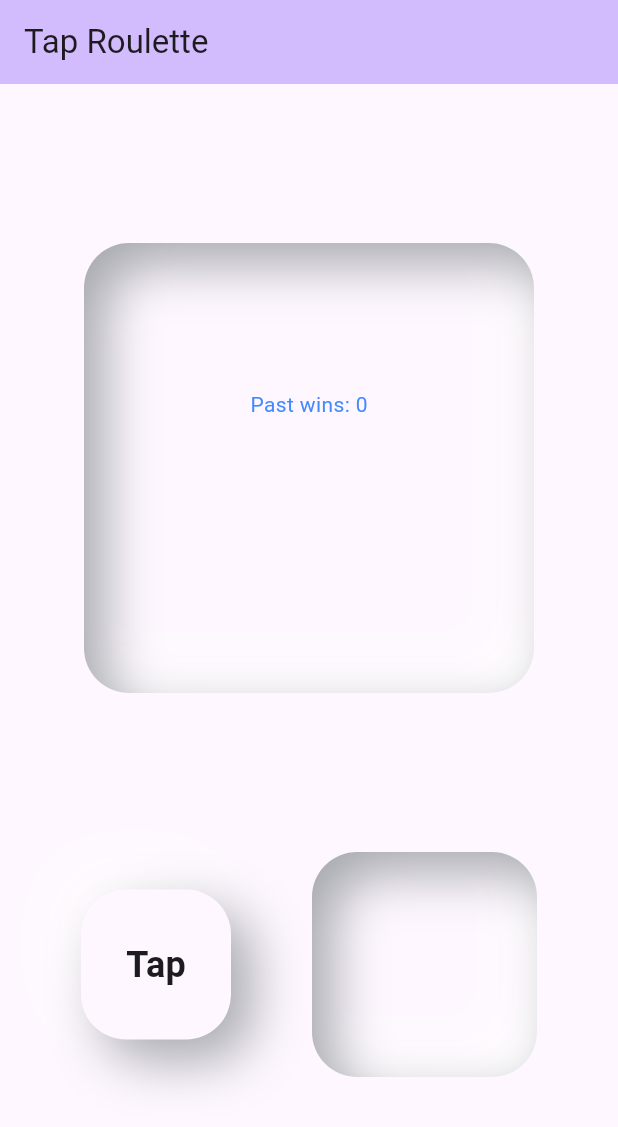
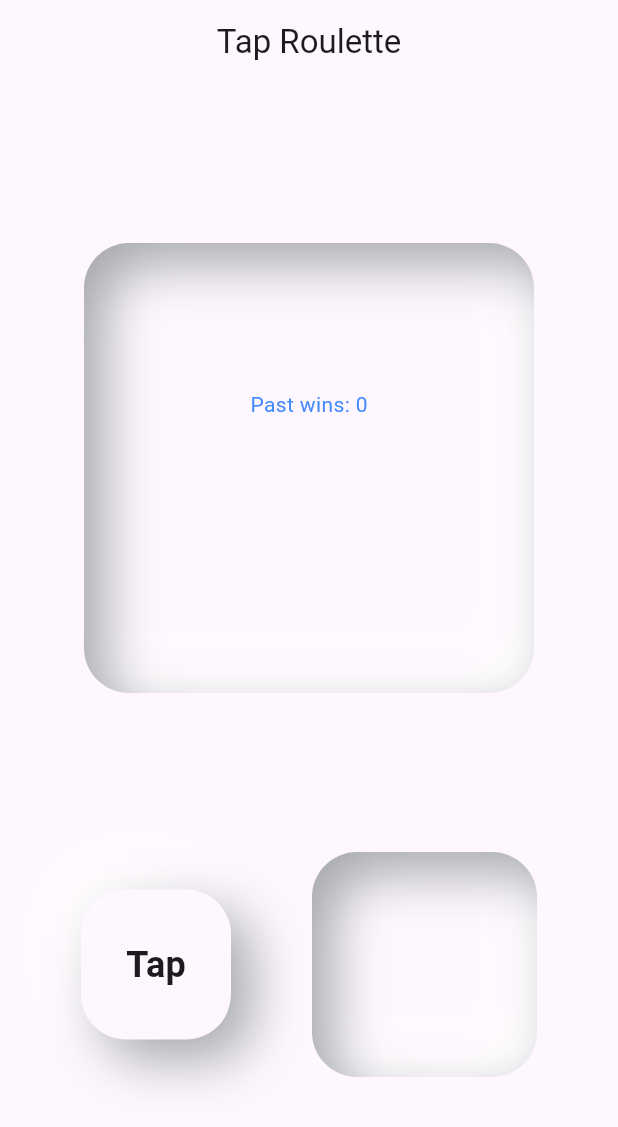
Before and after one commit to Michelphoenix98/tap_roulette, a Flutter app: the screen it shows after launch, on a phone screen of 412 x 824 dp. Shown: the top 1127 px of the screen. Run offline on Flutter 3.47's test engine with Material 3 defaults, Android fonts, the phone set to English and light mode, and no system bars; our stand-ins replace confetti, flutter_bloc, flutter_inset_box_shadow, freezed_annotation, hive; accounts and stored records are empty.

Commit message:
feat: Develop tap roulette

```diff
--- a/lib/main.dart
+++ b/lib/main.dart
@@ -3,8 +3,9 @@ import 'package:flutter_bloc/flutter_bloc.dart';
 import 'package:hive/hive.dart';
 import 'package:path/path.dart';
 import 'package:path_provider/path_provider.dart';
-import 'package:tap_roulette/src/home/repositories/count/count.dart';
 import 'package:tap_roulette/src/tap_roulette.dart';
+
+import 'src/home/repositories/repositories.dart';
 
 void main() async {
   WidgetsFlutterBinding.ensureInitialized();
--- a/lib/src/home/blocs/blocs.dart
+++ b/lib/src/home/blocs/blocs.dart
@@ -0,0 +1,2 @@
+export 'home_tap/home_tap_cubit.dart';
+export 'home_fetch/home_fetch_cubit.dart';
--- a/lib/src/home/blocs/home_tap/home_tap_cubit.dart
+++ b/lib/src/home/blocs/home_tap/home_tap_cubit.dart
@@ -46,6 +46,7 @@ class HomeTapCubit extends Cubit<HomeTapState> {
       emit(
         state.copyWith(
           result: HomeTapResult.normal,
+          randomNumber: null,
           isLoading: false,
         ),
       );
--- a/lib/src/home/repositories/repositories.dart
+++ b/lib/src/home/repositories/repositories.dart
@@ -1 +1 @@
-export 'count/count_repository.dart';
+export 'count/count.dart';
--- a/lib/src/home/views/tap_roulette_home_screen.dart
+++ b/lib/src/home/views/tap_roulette_home_screen.dart
@@ -19,16 +19,38 @@ class TapRouletteHomeScreen extends StatefulWidget {
   State<TapRouletteHomeScreen> createState() => _TapRouletteHomeScreenState();
 }
 
+class CustomAppBar extends StatelessWidget implements PreferredSizeWidget {
+  const CustomAppBar({super.key});
+
+  @override
+  Widget build(BuildContext context) {
+    return SafeArea(
+      child: Container(
+        color: Theme.of(context).scaffoldBackgroundColor, // Match Scaffold background color
+        child: Center(
+            child: Text(
+          'Tap Roulette',
+          style: Theme.of(context).textTheme.titleLarge,
+        )),
+      ),
+    );
+  }
+
+  @override
+  Size get preferredSize => const Size.fromHeight(kToolbarHeight);
+}
+
 class _TapRouletteHomeScreenState extends State<TapRouletteHomeScreen> {
   final confettiController = ConfettiController();
 
   @override
   Widget build(BuildContext context) {
     return Scaffold(
-      appBar: AppBar(
-        backgroundColor: Theme.of(context).colorScheme.inversePrimary,
-        title: Text(widget.title),
-      ),
+      // appBar: AppBar(
+      //   backgroundColor: Theme.of(context).colorScheme.inversePrimary,
+      //   title: Text(widget.title),
+      // ),
+      appBar: const CustomAppBar(),
       body: MultiBlocProvider(
         providers: [
           BlocProvider(
@@ -45,11 +67,11 @@ class _TapRouletteHomeScreenState extends State<TapRouletteHomeScreen> {
         child: Builder(builder: (context) {
           return BlocConsumer<HomeTapCubit, HomeTapState>(
             listener: (_, state) {
-              if (state.result != null && state.result == HomeTapResult.success) {
+              if (state.result == HomeTapResult.success) {
                 confettiController.play();
               }
 
-              if (state.result != null && state.result == HomeTapResult.normal) {
+              if (state.result == HomeTapResult.normal) {
                 confettiController.stop();
               }
             },
--- a/lib/src/home/views/views.dart
+++ b/lib/src/home/views/views.dart
@@ -0,0 +1 @@
+export 'tap_roulette_home_screen.dart';
--- a/lib/src/home/widgets/random_number_display.dart
+++ b/lib/src/home/widgets/random_number_display.dart
@@ -1,8 +1,5 @@
-import 'package:flutter/material.dart';
 import 'package:flutter/material.dart';
 import 'package:flutter_bloc/flutter_bloc.dart';
-import 'package:tap_roulette/src/app/utils/string_utils.dart';
-import 'package:tap_roulette/src/home/blocs/home_fetch/home_fetch_cubit.dart';
 import 'package:tap_roulette/src/home/blocs/home_tap/home_tap_cubit.dart';
 import 'package:tap_roulette/src/home/widgets/text_box.dart';
 
@@ -15,7 +12,10 @@ class RandomNumberDisplay extends StatelessWidget {
       return TextBox(
         height: 150,
         width: 150,
-        child: Text((state.randomNumber ?? '').toString(), style: const TextStyle(fontSize: 28)),
+        child: AnimatedSwitcher(
+            duration: const Duration(milliseconds: 100),
+            child: Text((state.randomNumber ?? '').toString(),
+                key: ValueKey(state.randomNumber), style: const TextStyle(fontSize: 28))),
       );
     });
   }
--- a/lib/src/home/widgets/roulette_outcome_display.dart
+++ b/lib/src/home/widgets/roulette_outcome_display.dart
@@ -20,10 +20,13 @@ class RouletteOutcomeDisplay extends StatelessWidget {
             BlocBuilder<HomeFetchCubit, HomeFetchState>(builder: (context, state) {
               return Text(
                 'Past wins: ${state.count.toString()}',
-                style: TextStyle(color: Colors.blueAccent),
+                style: const TextStyle(color: Colors.blueAccent),
               );
             }),
-            Column(
+            AnimatedSwitcher(
+              duration: const Duration(milliseconds: 500),
+              child: Column(
+                key: ValueKey(state.result),
                 children: [
                   Text(
                     state.result != HomeTapResult.normal
@@ -31,17 +34,18 @@ class RouletteOutcomeDisplay extends StatelessWidget {
                         : '',
                     style: const TextStyle(fontSize: 32),
                   ),
-              ],
-            ),
                   state.result == HomeTapResult.success
-                ? Icon(
+                      ? const Icon(
                           Icons.emoji_events,
                           color: Colors.black54,
                           size: 40,
                         )
-                : SizedBox(
+                      : const SizedBox(
                           width: 40,
                           height: 40,
+                        ),
+                ],
+              ),
             ),
           ],
         ),
--- a/lib/src/home/widgets/tap_button.dart
+++ b/lib/src/home/widgets/tap_button.dart
@@ -18,7 +18,7 @@ class _TapButtonState extends State<TapButton> {
   bool _isPressed = false;
   @override
   Widget build(BuildContext context) {
-    final _distance = _isPressed ? const Offset(5, 5) : const Offset(14, 14);
+    final distance = _isPressed ? const Offset(5, 5) : const Offset(14, 14);
     final double blur = _isPressed ? 5.0 : 30.0;
     return Listener(
       onPointerUp: (_) => setState(() => _isPressed = !_isPressed),
@@ -37,7 +37,7 @@ class _TapButtonState extends State<TapButton> {
             BoxShadow(
               blurRadius: blur,
               color: Colors.white,
-              offset: -_distance,
+              offset: -distance,
               inset: _isPressed,
             ),
             BoxShadow(
@@ -45,7 +45,7 @@ class _TapButtonState extends State<TapButton> {
               color: const Color(
                 0xFFA7A9AF,
               ),
-              offset: _distance,
+              offset: distance,
               inset: _isPressed,
             )
           ],
--- a/lib/src/home/widgets/text_box.dart
+++ b/lib/src/home/widgets/text_box.dart
@@ -26,6 +26,7 @@ class TextBox extends StatelessWidget {
             offset: -_distance,
             inset: true,
           ),
+          // ignore: prefer_const_constructors
           BoxShadow(
             blurRadius: blur,
             color: const Color(
--- a/lib/src/home/widgets/widgets.dart
+++ b/lib/src/home/widgets/widgets.dart
@@ -0,0 +1,4 @@
+export 'text_box.dart';
+export 'tap_button.dart';
+export 'random_number_display.dart';
+export 'roulette_outcome_display.dart';
--- a/lib/src/tap_roulette.dart
+++ b/lib/src/tap_roulette.dart
@@ -1,6 +1,4 @@
 import 'package:flutter/material.dart';
-import 'package:flutter_bloc/flutter_bloc.dart';
-import 'package:tap_roulette/src/home/repositories/count/count.dart';
 import 'package:tap_roulette/src/home/views/tap_roulette_home_screen.dart';
 
 class TapRoulette extends StatelessWidget {
--- a/pubspec.yaml
+++ b/pubspec.yaml
@@ -44,6 +44,7 @@ dependencies:
   path_provider: ^2.1.1
   flutter_inset_box_shadow: ^1.0.8
   confetti: ^0.7.0
+  freezed_annotation: ^2.4.1
 
 dev_dependencies:
   flutter_test:
```
Also changed, not shown: pubspec.lock. Lines whose indentation alone changed are shown as unchanged.
